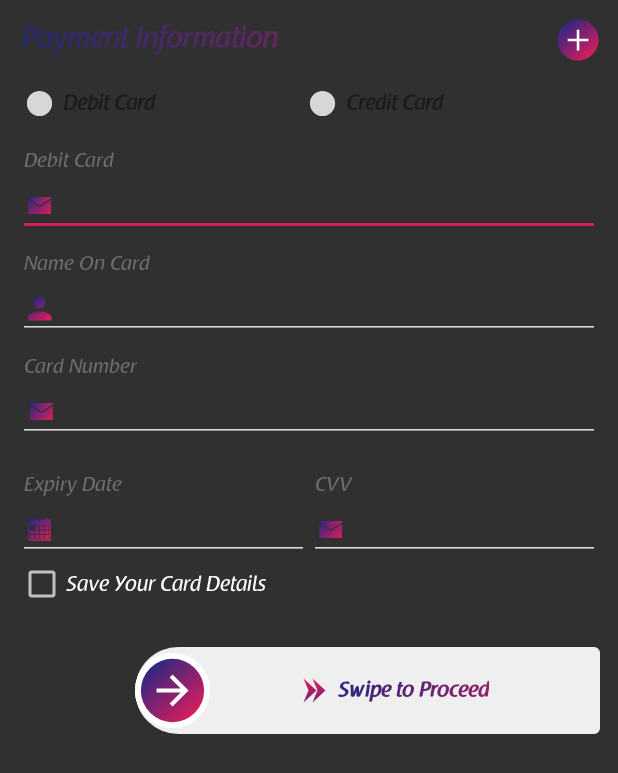
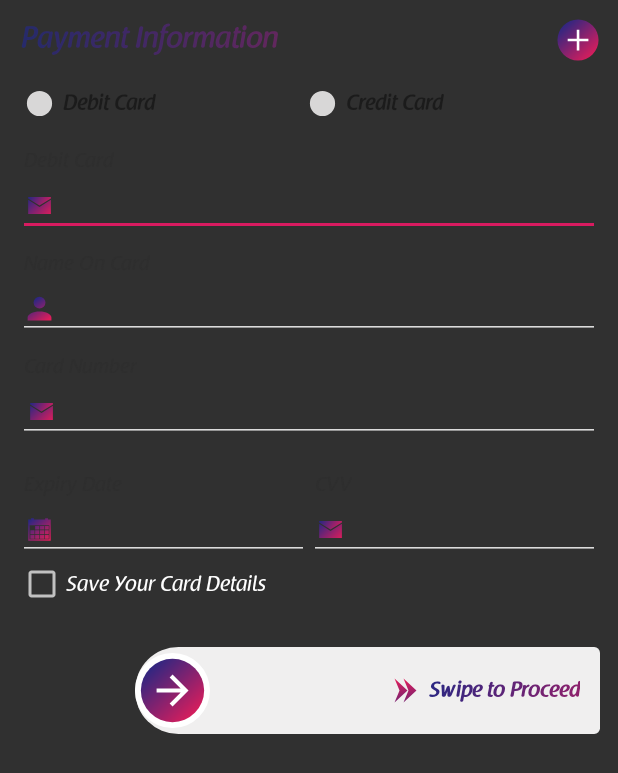
Before and after one commit to marasamallikarjuna/fill, an Android app: the layout util_payment_info.xml on its own in the app's theme, with its tools: preview values and no code run, on a phone screen of 412 x 824 dp. Shown: the top 773 px of the screen. Run offline under Robolectric (Android 15) with nearby library versions, the phone set to English and light mode, and no system bars; Roboto replaces fonts that are not available here.

Commit message:
SwipeButton

```diff
--- a/app/src/main/java/com/mi/fillspay/utilities/SwipeButton.java
+++ b/app/src/main/java/com/mi/fillspay/utilities/SwipeButton.java
@@ -96,9 +96,9 @@ public class SwipeButton extends RelativeLayout {
             centerText.setText("  Swipe To Proceed "); //add any text you need
         }
 
-       // setTextSize(attributes.getDimension(R.styleable.CircularImageView_border_width, textSize));
+        // setTextSize(attributes.getDimension(R.styleable.CircularImageView_border_width, textSize));
 
-        layoutParams.addRule(RelativeLayout.CENTER_IN_PARENT, RelativeLayout.TRUE);
+        layoutParams.addRule(RelativeLayout.ALIGN_PARENT_END, RelativeLayout.TRUE);
         centerText.setTextColor(Color.BLACK);
 
         centerText.setCompoundDrawablesWithIntrinsicBounds(R.drawable.ic_rightarrow, 0, 0, 0);
@@ -107,9 +107,8 @@ public class SwipeButton extends RelativeLayout {
             centerText.setTypeface(getResources().getFont(R.font.raspoutinemedium_tb), Typeface.BOLD);
         }
 
-        centerText.setPadding(60, 30, 5, 30);
+        centerText.setPadding(60, 30, 20, 30);
         background.addView(centerText, layoutParams);
-
 
         final ImageView swipeButton = new ImageView(context);
         this.slidingButton = swipeButton;
@@ -125,10 +124,10 @@ public class SwipeButton extends RelativeLayout {
 
         layoutParamsButton.addRule(RelativeLayout.ALIGN_PARENT_LEFT, RelativeLayout.TRUE);
         layoutParamsButton.addRule(RelativeLayout.CENTER_VERTICAL, RelativeLayout.TRUE);
-        swipeButton.setBackground(ContextCompat.getDrawable(context, R.drawable.swipe_shape_button));
+        //   swipeButton.setBackground(ContextCompat.getDrawable(context, R.drawable.swipe_shape_button));
         swipeButton.setImageDrawable(disabledDrawable);
+        //  swipeButton.setPadding(0,0,0,0);
         addView(swipeButton, layoutParamsButton);
-
         setOnTouchListener(getButtonTouchListener());
 
     }
--- a/app/src/main/res/layout/content_send_money.xml
+++ b/app/src/main/res/layout/content_send_money.xml
@@ -20,6 +20,7 @@
         android:padding="@dimen/_3sdp"
         app:fontFamily="@font/amarante"
         android:text="Bank Name"
+        android:textColor="@color/greyTextcolor"
         android:layout_width="wrap_content"
         android:layout_height="wrap_content"/>
 
@@ -41,6 +42,7 @@
         android:padding="@dimen/_3sdp"
         app:fontFamily="@font/amarante"
         android:text="User Name"
+        android:textColor="@color/greyTextcolor"
         android:layout_width="wrap_content"
         android:layout_height="wrap_content"/>
 
@@ -63,6 +65,7 @@
         app:fontFamily="@font/amarante"
         android:text="Account Number"
         android:layout_width="wrap_content"
+        android:textColor="@color/greyTextcolor"
         android:layout_height="wrap_content"/>
 
     <androidx.appcompat.widget.AppCompatEditText
@@ -83,6 +86,7 @@
         android:padding="@dimen/_3sdp"
         app:fontFamily="@font/amarante"
         android:text="Security Code"
+        android:textColor="@color/greyTextcolor"
         android:layout_width="wrap_content"
         android:layout_height="wrap_content"/>
 
--- a/app/src/main/res/layout/util_payment_info.xml
+++ b/app/src/main/res/layout/util_payment_info.xml
@@ -68,7 +68,7 @@
             android:layout_marginStart="4dp"
             android:layout_marginTop="15dp"
             android:text="Debit Card"
-            android:textColor="@color/colorEdit"
+            android:textColor="@color/greyTextcolor"
             android:textSize="13sp"
             app:fontFamily="@font/amarante" />
 
@@ -99,7 +99,7 @@
             android:layout_marginStart="4dp"
             android:layout_marginTop="10dp"
             android:text="Name On Card"
-            android:textColor="@color/colorEdit"
+            android:textColor="@color/greyTextcolor"
             android:textSize="13sp"
             app:fontFamily="@font/amarante" />
 
@@ -130,7 +130,7 @@
             android:layout_marginStart="4dp"
             android:layout_marginTop="10dp"
             android:text="Card Number"
-            android:textColor="@color/colorEdit"
+            android:textColor="@color/greyTextcolor"
             android:textSize="13sp"
             app:fontFamily="@font/amarante" />
 
@@ -174,7 +174,7 @@
                     android:layout_marginStart="4dp"
                     android:layout_marginTop="10dp"
                     android:text="Expiry Date"
-                    android:textColor="@color/colorEdit"
+                    android:textColor="@color/greyTextcolor"
                     android:textSize="13sp"
                     app:fontFamily="@font/amarante" />
 
@@ -213,7 +213,7 @@
                     android:layout_marginStart="4dp"
                     android:layout_marginTop="10dp"
                     android:text="CVV"
-                    android:textColor="@color/colorEdit"
+                    android:textColor="@color/greyTextcolor"
                     android:textSize="13sp"
                     app:fontFamily="@font/amarante" />
 
```
